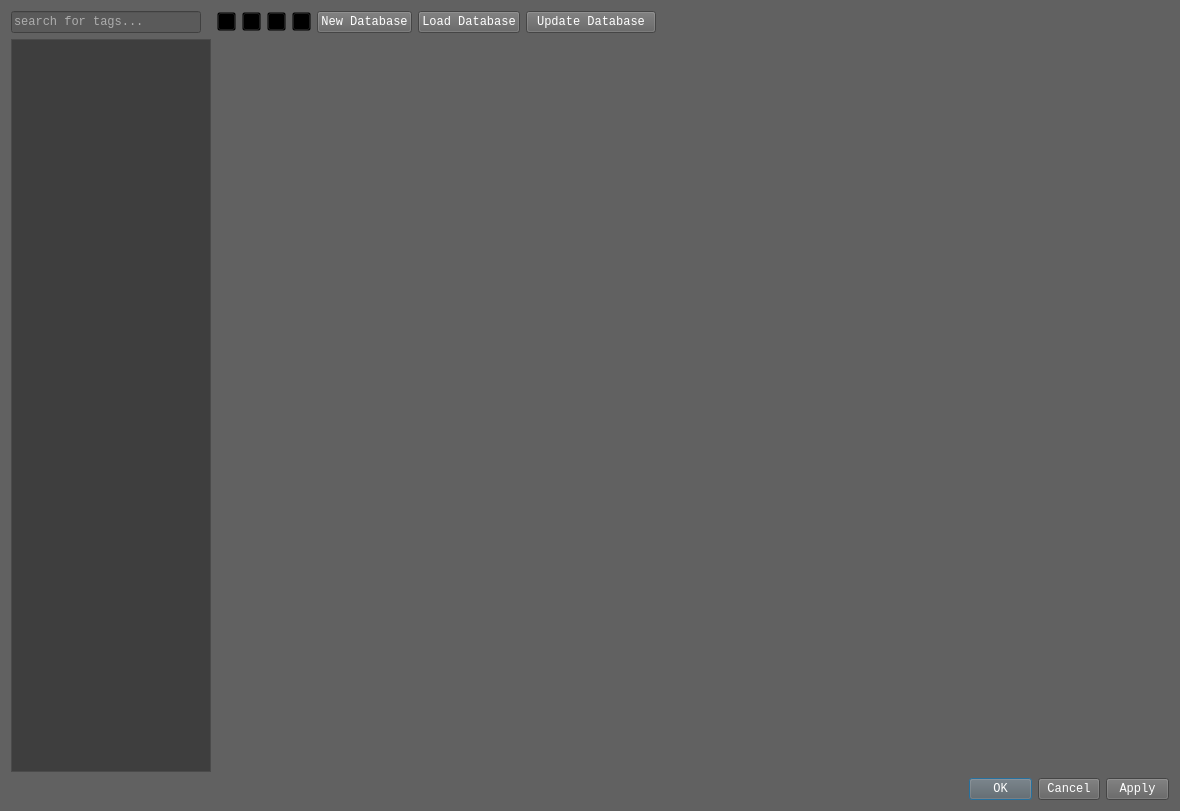
Before: the Qt Designer form src/notes.ui in akaddoura/writbit, drawn with Qt 5.
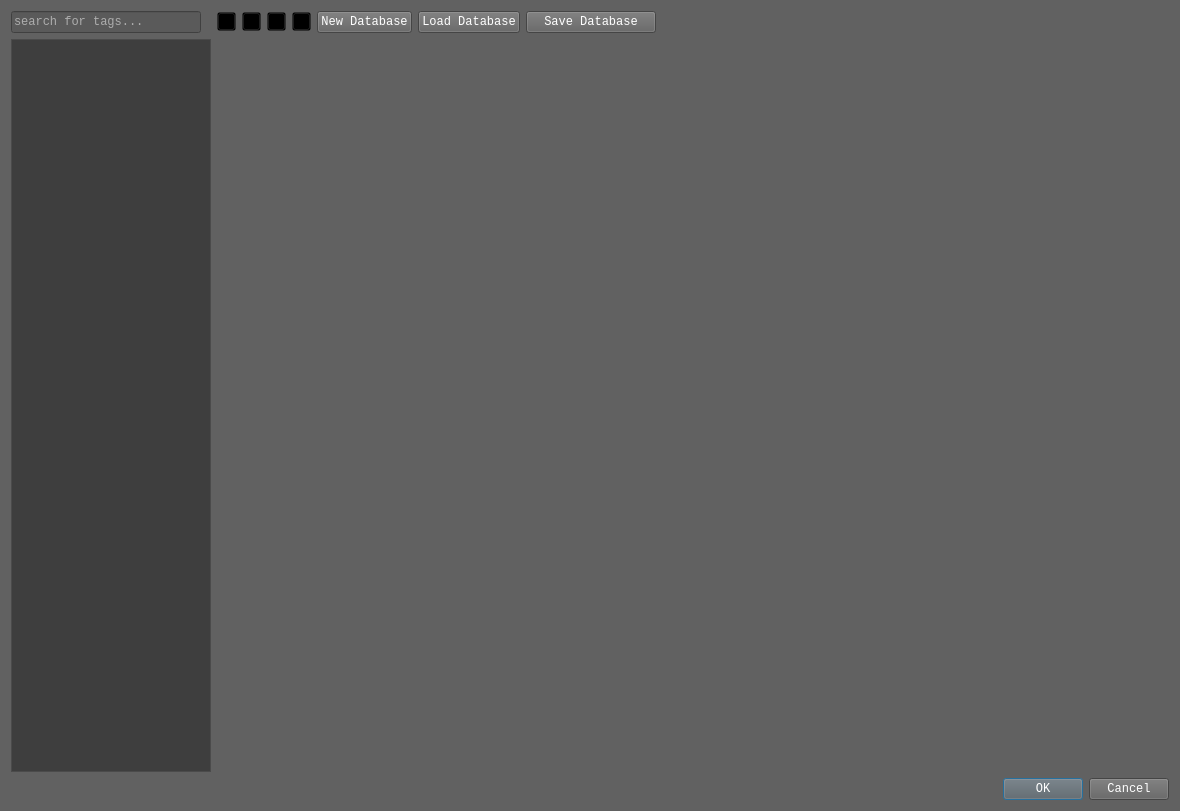
After: the same form once the commit is applied.

```diff
--- a/src/notes.ui
+++ b/src/notes.ui
@@ -485,7 +485,7 @@
       <enum>Qt::Horizontal</enum>
      </property>
      <property name="standardButtons">
-      <set>QDialogButtonBox::Apply|QDialogButtonBox::Cancel|QDialogButtonBox::Ok</set>
+      <set>QDialogButtonBox::Cancel|QDialogButtonBox::Ok</set>
      </property>
      <property name="centerButtons">
       <bool>false</bool>
@@ -652,7 +652,7 @@
         <string>&lt;html&gt;&lt;head/&gt;&lt;body&gt;&lt;p&gt;Save all notes in the database. &lt;/p&gt;&lt;/body&gt;&lt;/html&gt;</string>
        </property>
        <property name="text">
-        <string>Update Database</string>
+        <string>Save Database</string>
        </property>
       </widget>
      </item>
```
Left out of the diff: 10 changed lines with no effect on the pictures.
